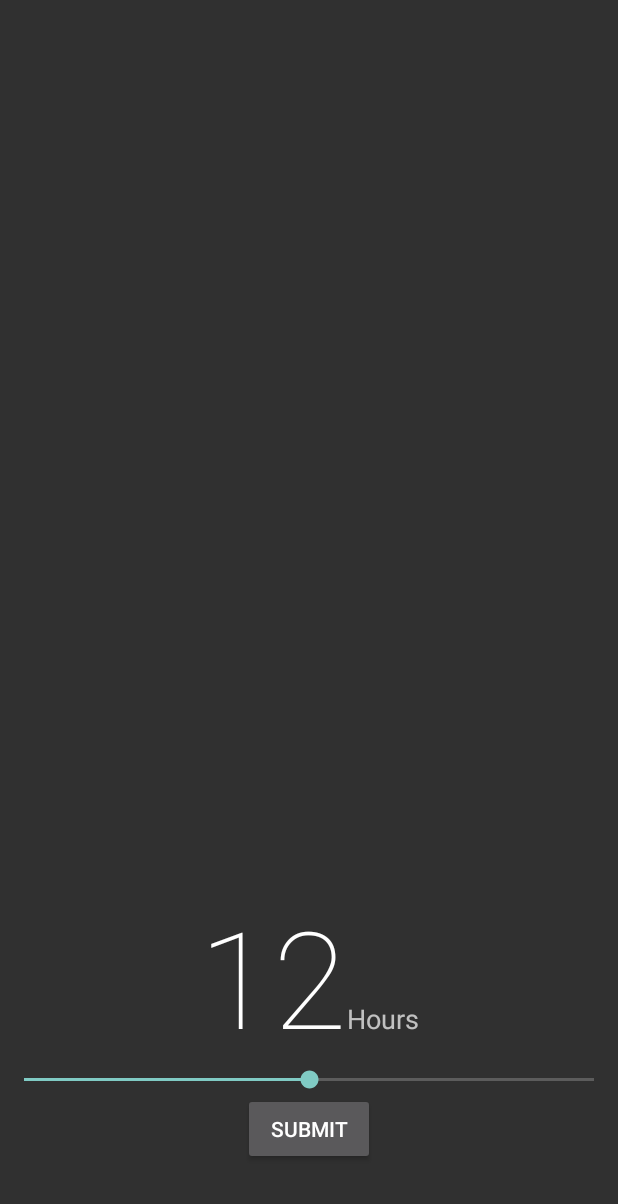
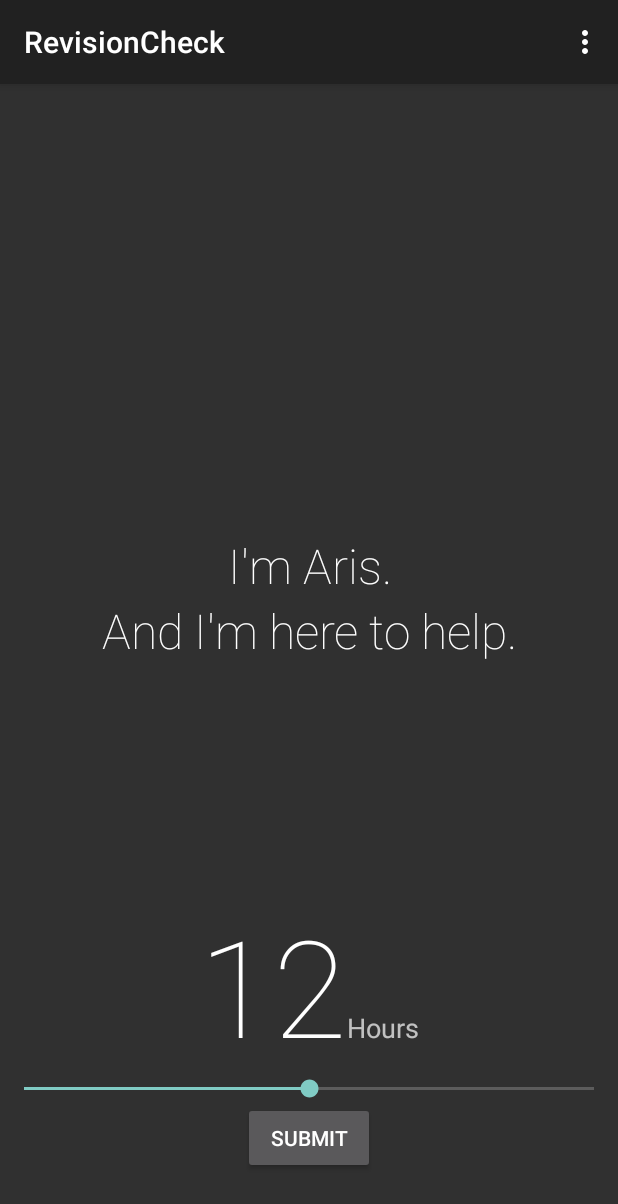
Before and after one commit to JoeHart/Aris, an Android app: the screen it shows after launch (MainActivity before the commit, RevisionCheck after it), on a phone screen of 412 x 824 dp. Shown: the top 1204 px of the screen. Run offline under Robolectric (Android 15) with nearby library versions, the phone set to English and light mode, and no system bars; 1 statement that could not run was skipped.

```diff
--- a/app/src/main/AndroidManifest.xml
+++ b/app/src/main/AndroidManifest.xml
@@ -10,8 +10,6 @@
         android:minSdkVersion="7"
         android:targetSdkVersion="17" />
 
-
-
     <application
         android:allowBackup="true"
         android:icon="@drawable/ic_launcher"
@@ -20,13 +18,17 @@
         <activity
             android:name="com.hart.aris.app.MainActivity"
             android:label="@string/app_name" >
+
+        </activity>
+        <activity
+            android:name="com.hart.aris.app.RevisionCheck"
+            android:label="@string/title_activity_revision_check" >
             <intent-filter>
                 <action android:name="android.intent.action.MAIN" />
 
                 <category android:name="android.intent.category.LAUNCHER" />
             </intent-filter>
         </activity>
-
     </application>
 
 </manifest>
--- /dev/null
+++ b/app/src/main/java/com/hart/aris/app/RevisionCheck.java
@@ -0,0 +1,68 @@
+package com.hart.aris.app;
+
+import android.support.v7.app.ActionBarActivity;
+import android.os.Bundle;
+import android.view.Menu;
+import android.view.MenuItem;
+import com.hart.aris.app.R;
+
+public class RevisionCheck extends ActionBarActivity {
+
+    @Override
+    protected void onCreate(Bundle savedInstanceState) {
+        super.onCreate(savedInstanceState);
+        setContentView(R.layout.activity_revision_check);
+
+
+
+        ///fragment shizzle
+// Check that the activity is using the layout version with
+        // the fragment_container FrameLayout
+        if (findViewById(R.id.answerContainer) != null) {
+
+            // However, if we're being restored from a previous state,
+            // then we don't need to do anything and should return or else
+            // we could end up with overlapping fragments.
+            if (savedInstanceState != null) {
+                return;
+            }
+
+            // Create a new Fragment to be placed in the activity layout
+            HoursAnswerFragment firstFragment = new HoursAnswerFragment();
+
+
+            //Aris Fragment
+            ArisTriangleFragment arisTriangleFragment = new ArisTriangleFragment();
+
+            // In case this activity was started with special instructions from an
+            // Intent, pass the Intent's extras to the fragment as arguments
+            // firstFragment.setArguments(getIntent().getExtras());
+            //getSupportFragmentManager().beginTransaction().add(R.id.answerContainer, firstFragment);
+            getSupportFragmentManager().beginTransaction().add(R.id.answerContainer,firstFragment).commit();
+
+            getSupportFragmentManager().beginTransaction().add(R.id.arisTriangleContainer, arisTriangleFragment).commit();
+        }
+    }
+
+
+    @Override
+    public boolean onCreateOptionsMenu(Menu menu) {
+
+        // Inflate the menu; this adds items to the action bar if it is present.
+        getMenuInflater().inflate(R.menu.revision_check, menu);
+        return true;
+    }
+
+    @Override
+    public boolean onOptionsItemSelected(MenuItem item) {
+        // Handle action bar item clicks here. The action bar will
+        // automatically handle clicks on the Home/Up button, so long
+        // as you specify a parent activity in AndroidManifest.xml.
+        int id = item.getItemId();
+        if (id == R.id.action_settings) {
+            return true;
+        }
+        return super.onOptionsItemSelected(item);
+    }
+
+}
--- /dev/null
+++ b/app/src/main/res/layout/activity_revision_check.xml
@@ -0,0 +1,80 @@
+<LinearLayout xmlns:tools="http://schemas.android.com/tools"
+    android:orientation="vertical"
+    android:layout_width="fill_parent"
+    android:layout_height="fill_parent"
+    xmlns:android="http://schemas.android.com/apk/res/android">
+
+    <FrameLayout
+        android:layout_width="fill_parent"
+        android:layout_height="fill_parent"
+        android:layout_weight="1"
+        style="@style/AppTheme"
+        android:id="@+id/arisTriangleContainer">
+
+    </FrameLayout>
+
+    <FrameLayout
+        android:layout_width="fill_parent"
+        android:layout_height="fill_parent"
+        android:layout_weight="1"
+        style="@style/AppTheme">
+
+        <LinearLayout
+            android:orientation="vertical"
+            android:layout_width="fill_parent"
+            android:layout_height="fill_parent">
+
+            <TextView
+                android:layout_width="fill_parent"
+                android:layout_height="wrap_content"
+                android:textAppearance="?android:attr/textAppearanceLarge"
+                android:text="Hi There!"
+                android:id="@+id/arisTextView1"
+                android:layout_gravity="center|top"
+                android:fontFamily="sans-serif-thin"
+                android:textSize="32dp"
+                android:longClickable="false"
+                android:maxWidth="300dp"
+                android:textAlignment="center"
+                android:visibility="invisible"
+                android:gravity="center" />
+
+            <TextView
+                android:layout_width="fill_parent"
+                android:layout_height="wrap_content"
+                android:textAppearance="?android:attr/textAppearanceLarge"
+                android:text="I'm Aris."
+                android:id="@+id/arisTextView2"
+                android:layout_gravity="center"
+                android:fontFamily="sans-serif-thin"
+                android:textSize="32dp"
+                android:longClickable="false"
+                android:maxWidth="300dp"
+                android:textAlignment="center"
+                android:gravity="center" />
+
+            <TextView
+                android:layout_width="fill_parent"
+                android:layout_height="wrap_content"
+                android:textAppearance="?android:attr/textAppearanceLarge"
+                android:text="And I'm here to help."
+                android:id="@+id/arisTextView3"
+                android:layout_gravity="center_horizontal|bottom"
+                android:fontFamily="sans-serif-thin"
+                android:textSize="32dp"
+                android:longClickable="false"
+                android:maxWidth="300dp"
+                android:textAlignment="center"
+                android:gravity="center" />
+        </LinearLayout>
+    </FrameLayout>
+
+    <FrameLayout
+        android:layout_width="fill_parent"
+        android:layout_height="fill_parent"
+        android:layout_weight="1"
+        android:id="@+id/answerContainer"
+        style="@style/AppTheme">
+
+    </FrameLayout>
+</LinearLayout>
--- /dev/null
+++ b/app/src/main/res/menu/revision_check.xml
@@ -0,0 +1,10 @@
+<menu xmlns:android="http://schemas.android.com/apk/res/android"
+    xmlns:app="http://schemas.android.com/apk/res-auto"
+    xmlns:tools="http://schemas.android.com/tools"
+    tools:context="com.hart.aris.app.RevisionCheck" >
+
+    <item android:id="@+id/action_settings"
+        android:title="@string/action_settings"
+        android:orderInCategory="100"
+        app:showAsAction="never" />
+</menu>
--- /dev/null
+++ b/app/src/main/res/values/dimens.xml
@@ -0,0 +1,6 @@
+<resources>
+    <!-- Default screen margins, per the Android Design guidelines. -->
+    <dimen name="activity_horizontal_margin">16dp</dimen>
+    <dimen name="activity_vertical_margin">16dp</dimen>
+
+    </resources>
--- a/app/src/main/res/values/strings.xml
+++ b/app/src/main/res/values/strings.xml
@@ -4,5 +4,7 @@
     <string name="app_name">Aris</string>
     <string name="hello_world">Hello world!</string>
     <string name="hello_blank_fragment">Hello blank fragment</string>
+    <string name="title_activity_revision_check">RevisionCheck</string>
+    <string name="action_settings">Settings</string>
 
 </resources>
```
